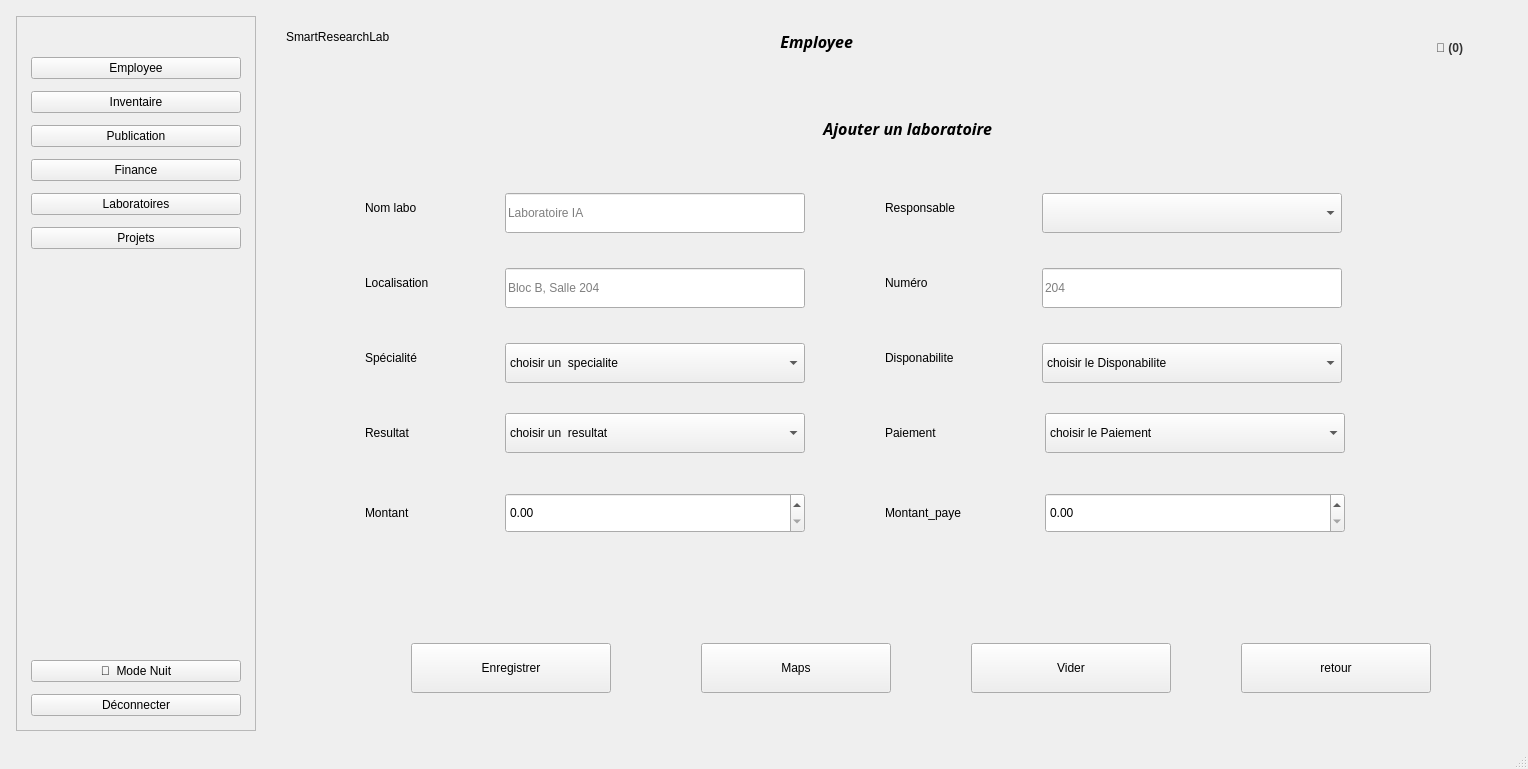
The window that SmartResearchPublicationManagementt/mainwindow.ui (Esprit-UP-Algo/projetcpp2526-s2-2a12-smart-research-publication-management) describes before a commit, drawn with Qt 5.
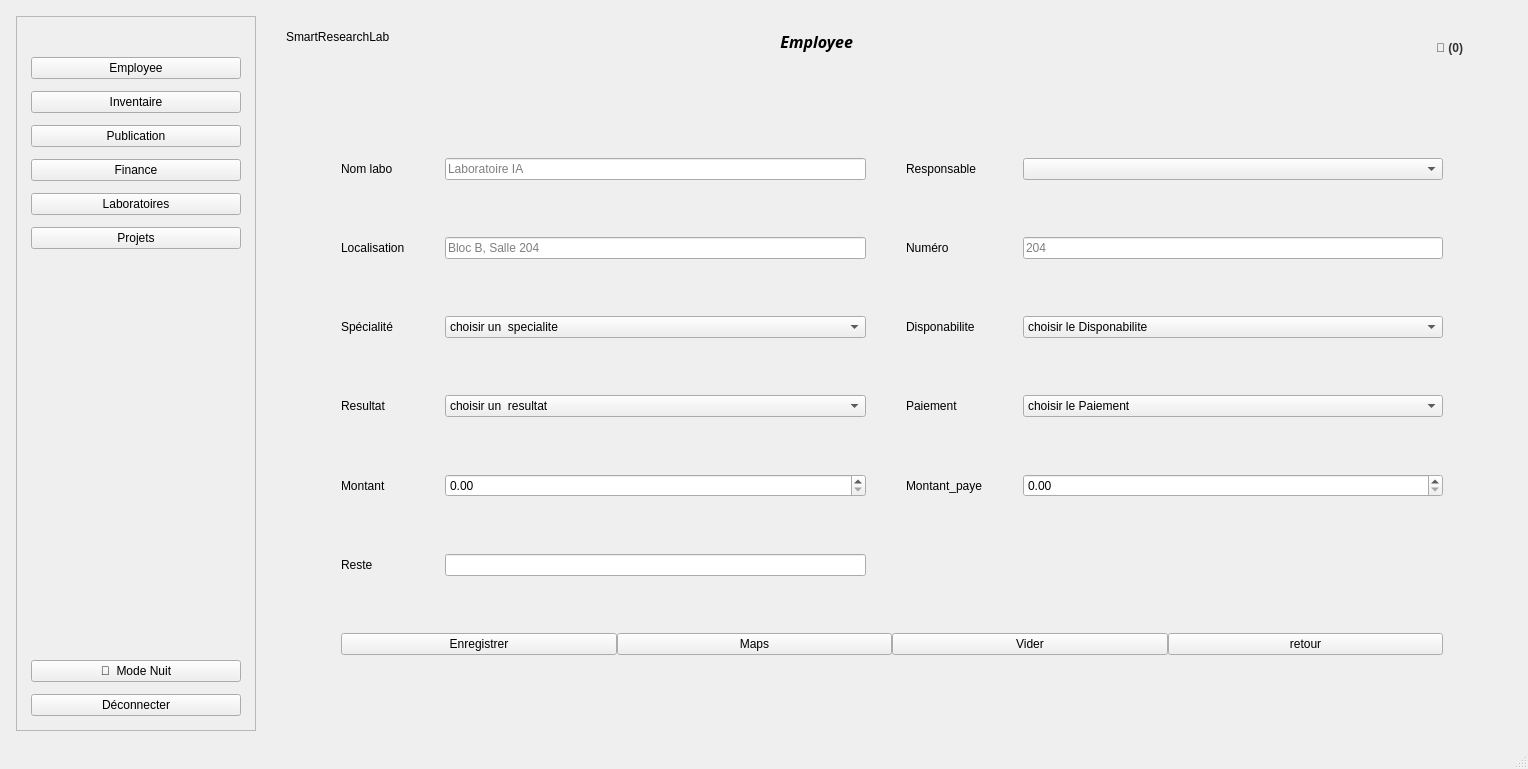
The same window after the commit. The open tabs and pages were chosen to show the change.

```diff
--- a/SmartResearchPublicationManagementt/mainwindow.ui
+++ b/SmartResearchPublicationManagementt/mainwindow.ui
@@ -5960,74 +5960,30 @@
              </widget>
             </widget>
             <widget class="QWidget" name="ajouterL">
-             <widget class="QFrame" name="PopupLabsCard_3">
-              <property name="geometry">
-               <rect>
-                <x>0</x>
-                <y>0</y>
-                <width>1211</width>
-                <height>611</height>
-               </rect>
+             <layout class="QGridLayout" name="gridLayout_ajouterL">
+              <property name="leftMargin">
+               <number>60</number>
               </property>
-              <property name="minimumSize">
-               <size>
-                <width>760</width>
-                <height>0</height>
-               </size>
+              <property name="topMargin">
+               <number>28</number>
               </property>
-              <property name="frameShape">
-               <enum>QFrame::Shape::NoFrame</enum>
+              <property name="rightMargin">
+               <number>60</number>
               </property>
-              <widget class="QFrame" name="PopupLabsForm_3">
-               <property name="geometry">
-                <rect>
-                 <x>84</x>
-                 <y>50</y>
-                 <width>1041</width>
-                 <height>471</height>
-                </rect>
-               </property>
-               <property name="frameShape">
-                <enum>QFrame::Shape::NoFrame</enum>
-               </property>
-               <widget class="QLineEdit" name="LabLocation_3">
-                <property name="geometry">
-                 <rect>
-                  <x>140</x>
-                  <y>125</y>
-                  <width>300</width>
-                  <height>40</height>
-                 </rect>
-                </property>
-                <property name="placeholderText">
-                 <string>Bloc B, Salle 204</string>
-                </property>
-               </widget>
-               <widget class="QComboBox" name="LabResponsible_3">
-                <property name="geometry">
-                 <rect>
-                  <x>677</x>
-                  <y>50</y>
-                  <width>300</width>
-                  <height>40</height>
-                 </rect>
-                </property>
-                <property name="placeholderText">
-                 <string>Nom responsable</string>
-                </property>
-               </widget>
-               <widget class="QComboBox" name="LabSpec_3">
-                <property name="geometry">
-                 <rect>
-                  <x>140</x>
-                  <y>200</y>
-                  <width>300</width>
-                  <height>40</height>
-                 </rect>
-                </property>
+              <property name="bottomMargin">
+               <number>28</number>
+              </property>
+              <property name="horizontalSpacing">
+               <number>40</number>
+              </property>
+              <property name="verticalSpacing">
+               <number>20</number>
+              </property>
+              <item row="2" column="3">
+               <widget class="QComboBox" name="LabCap_3">
                 <item>
                  <property name="text">
-                  <string>choisir un  specialite</string>
+                  <string>choisir le Disponabilite</string>
                  </property>
                 </item>
                 <item>
@@ -6041,173 +5997,173 @@
                  </property>
                 </item>
                </widget>
+              </item>
+              <item row="2" column="2">
                <widget class="QLabel" name="LblLabCap_3">
-                <property name="geometry">
-                 <rect>
-                  <x>520</x>
-                  <y>200</y>
-                  <width>150</width>
-                  <height>30</height>
-                 </rect>
-                </property>
                 <property name="text">
                  <string>Disponabilite</string>
                 </property>
                </widget>
-               <widget class="QLabel" name="LblLabLoc_3">
-                <property name="geometry">
-                 <rect>
-                  <x>0</x>
-                  <y>125</y>
-                  <width>150</width>
-                  <height>30</height>
-                 </rect>
-                </property>
+              </item>
+              <item row="6" column="0" colspan="4">
+               <layout class="QHBoxLayout">
+                <item>
+                 <widget class="QPushButton" name="BtnPopupSaveLabs_3">
+                  <property name="text">
+                   <string>Enregistrer</string>
+                  </property>
+                  <property name="property" stdset="0">
+                   <string>primary</string>
+                  </property>
+                 </widget>
+                </item>
+                <item>
+                 <widget class="QPushButton" name="btnAjouterPub_5">
                 <property name="text">
-                 <string>Localisation</string>
-                </property>
-               </widget>
+                   <string>Maps</string>
+                  </property>
+                 </widget>
+                </item>
+                <item>
+                 <widget class="QPushButton" name="BtnPopupResetLabs_3">
+                  <property name="text">
+                   <string>Vider</string>
+                  </property>
+                  <property name="property" stdset="0">
+                   <string>ghost</string>
+                  </property>
+                 </widget>
+                </item>
+                <item>
+                 <widget class="QPushButton" name="retour_stat_8">
+                  <property name="text">
+                   <string>retour</string>
+                  </property>
+                 </widget>
+                </item>
+               </layout>
+              </item>
+              <item row="5" column="0">
+               <widget class="QLabel" name="label_21">
+                <property name="text">
+                 <string>Reste</string>
+                </property>
+               </widget>
+              </item>
+              <item row="4" column="3">
+               <widget class="QDoubleSpinBox" name="LabMontantPaye_3"/>
+              </item>
+              <item row="0" column="1">
+               <widget class="QLineEdit" name="LabName_3">
+                <property name="placeholderText">
+                 <string>Laboratoire IA</string>
+                </property>
+               </widget>
+              </item>
+              <item row="0" column="0">
                <widget class="QLabel" name="LblLabName_3">
-                <property name="geometry">
-                 <rect>
-                  <x>0</x>
-                  <y>50</y>
-                  <width>150</width>
-                  <height>30</height>
-                 </rect>
-                </property>
                 <property name="text">
                  <string>Nom labo</string>
                 </property>
                </widget>
+              </item>
+              <item row="1" column="1">
+               <widget class="QLineEdit" name="LabLocation_3">
+                <property name="placeholderText">
+                 <string>Bloc B, Salle 204</string>
+                </property>
+               </widget>
+              </item>
+              <item row="0" column="3">
+               <widget class="QComboBox" name="LabResponsible_3">
+                <property name="placeholderText">
+                 <string>Nom responsable</string>
+                </property>
+               </widget>
+              </item>
+              <item row="3" column="3">
+               <widget class="QComboBox" name="LabCap_4">
+                <item>
+                 <property name="text">
+                  <string>choisir le Paiement</string>
+                 </property>
+                </item>
+                <item>
+                 <property name="text">
+                  <string>payer</string>
+                 </property>
+                </item>
+                <item>
+                 <property name="text">
+                  <string>non payer</string>
+                 </property>
+                </item>
+               </widget>
+              </item>
+              <item row="4" column="1">
+               <widget class="QDoubleSpinBox" name="LabMontant_3"/>
+              </item>
+              <item row="5" column="1">
+               <widget class="QLineEdit" name="LabReste_3">
+                <property name="readOnly">
+                 <bool>true</bool>
+                </property>
+               </widget>
+              </item>
+              <item row="3" column="2">
+               <widget class="QLabel" name="LblLabSpec_13">
+                <property name="text">
+                 <string>Paiement</string>
+                </property>
+               </widget>
+              </item>
+              <item row="2" column="0">
+               <widget class="QLabel" name="LblLabSpec_3">
+                <property name="text">
+                 <string>Spécialité</string>
+                </property>
+               </widget>
+              </item>
+              <item row="1" column="2">
                <widget class="QLabel" name="LblLabNum_3">
-                <property name="geometry">
-                 <rect>
-                  <x>520</x>
-                  <y>125</y>
-                  <width>150</width>
-                  <height>30</height>
-                 </rect>
-                </property>
                 <property name="text">
                  <string>Numéro</string>
                 </property>
                </widget>
-               <widget class="QLineEdit" name="LabName_3">
-                <property name="geometry">
-                 <rect>
-                  <x>140</x>
-                  <y>50</y>
-                  <width>300</width>
-                  <height>40</height>
-                 </rect>
-                </property>
-                <property name="placeholderText">
-                 <string>Laboratoire IA</string>
-                </property>
-               </widget>
-               <widget class="QLineEdit" name="LabNumber_3">
-                <property name="geometry">
-                 <rect>
-                  <x>677</x>
-                  <y>125</y>
-                  <width>300</width>
-                  <height>40</height>
-                 </rect>
-                </property>
-                <property name="placeholderText">
-                 <string>204</string>
-                </property>
-               </widget>
+              </item>
+              <item row="0" column="2">
                <widget class="QLabel" name="LblLabResp_3">
-                <property name="geometry">
-                 <rect>
-                  <x>520</x>
-                  <y>50</y>
-                  <width>150</width>
-                  <height>30</height>
-                 </rect>
-                </property>
                 <property name="text">
                  <string>Responsable</string>
                 </property>
                </widget>
-               <widget class="QLabel" name="LblLabSpec_3">
-                <property name="geometry">
-                 <rect>
-                  <x>0</x>
-                  <y>200</y>
-                  <width>150</width>
-                  <height>30</height>
-                 </rect>
-                </property>
+              </item>
+              <item row="1" column="0">
+               <widget class="QLabel" name="LblLabLoc_3">
                 <property name="text">
-                 <string>Spécialité</string>
+                 <string>Localisation</string>
                 </property>
                </widget>
-               <widget class="QComboBox" name="LabCap_3">
-                <property name="geometry">
-                 <rect>
-                  <x>677</x>
-                  <y>200</y>
-                  <width>300</width>
-                  <height>40</height>
-                 </rect>
-                </property>
-                <item>
-                 <property name="text">
-                  <string>choisir le Disponabilite</string>
-                 </property>
-                </item>
-                <item>
+              </item>
+              <item row="4" column="0">
+               <widget class="QLabel" name="label_20">
                  <property name="text">
-                  <string>Disponible</string>
-                 </property>
-                </item>
-                <item>
-                 <property name="text">
-                  <string>Occupe</string>
-                 </property>
-                </item>
+                 <string>Montant</string>
+                </property>
                </widget>
+              </item>
+              <item row="3" column="0">
                <widget class="QLabel" name="LblLabSpec_12">
-                <property name="geometry">
-                 <rect>
-                  <x>0</x>
-                  <y>275</y>
-                  <width>150</width>
-                  <height>30</height>
-                 </rect>
-                </property>
                 <property name="text">
                  <string>Resultat</string>
                 </property>
                </widget>
-               <widget class="QLabel" name="LblLabSpec_13">
-                <property name="geometry">
-                 <rect>
-                  <x>520</x>
-                  <y>275</y>
-                  <width>150</width>
-                  <height>30</height>
-                 </rect>
-                </property>
-                <property name="text">
-                 <string>Paiement</string>
-                </property>
-               </widget>
-               <widget class="QComboBox" name="LabCap_4">
-                <property name="geometry">
-                 <rect>
-                  <x>680</x>
-                  <y>270</y>
-                  <width>300</width>
-                  <height>40</height>
-                 </rect>
-                </property>
+              </item>
+              <item row="2" column="1">
+               <widget class="QComboBox" name="LabSpec_3">
                 <item>
                  <property name="text">
-                  <string>choisir le Paiement</string>
+                  <string>choisir un  specialite</string>
                  </property>
                 </item>
                 <item>
@@ -6221,189 +6177,46 @@
                  </property>
                 </item>
                </widget>
-               <widget class="QComboBox" name="LabSpec_4">
-                <property name="geometry">
-                 <rect>
-                  <x>140</x>
-                  <y>270</y>
-                  <width>300</width>
-                  <height>40</height>
-                 </rect>
-                </property>
-                <item>
-                 <property name="text">
-                  <string>choisir un  resultat</string>
-                 </property>
-                </item>
-                <item>
-                 <property name="text">
-                  <string>En exécution</string>
-                 </property>
-                </item>
-                <item>
-                 <property name="text">
-                  <string>En attente</string>
-                 </property>
-                </item>
-                <item>
-                 <property name="text">
-                  <string>Prêt</string>
-                 </property>
-                </item>
+              </item>
+              <item row="1" column="3">
+               <widget class="QLineEdit" name="LabNumber_3">
+                <property name="placeholderText">
+                 <string>204</string>
+                </property>
                </widget>
+              </item>
+              <item row="4" column="2">
                <widget class="QLabel" name="label_19">
-                <property name="geometry">
-                 <rect>
-                  <x>520</x>
-                  <y>350</y>
-                  <width>130</width>
-                  <height>40</height>
-                 </rect>
-                </property>
                 <property name="text">
                  <string>Montant_paye</string>
                 </property>
                </widget>
-               <widget class="QLabel" name="label_20">
-                <property name="geometry">
-                 <rect>
-                  <x>0</x>
-                  <y>350</y>
-                  <width>130</width>
-                  <height>40</height>
-                 </rect>
-                </property>
+              </item>
+              <item row="3" column="1">
+               <widget class="QComboBox" name="LabSpec_4">
+                <item>
                 <property name="text">
-                 <string>Montant</string>
-                </property>
-               </widget>
-               <widget class="QLabel" name="label_21">
-                <property name="geometry">
-                 <rect>
-                  <x>0</x>
-                  <y>1000</y>
-                  <width>130</width>
-                  <height>40</height>
-                 </rect>
-                </property>
+                  <string>choisir un  resultat</string>
+                 </property>
+                </item>
+                <item>
                 <property name="text">
-                 <string>Reste</string>
-                </property>
-               </widget>
-               <widget class="QDoubleSpinBox" name="LabMontant_3">
-                <property name="geometry">
-                 <rect>
-                  <x>140</x>
-                  <y>350</y>
-                  <width>300</width>
-                  <height>40</height>
-                 </rect>
-                </property>
-               </widget>
-               <widget class="QLineEdit" name="LabReste_3">
-                <property name="geometry">
-                 <rect>
-                  <x>140</x>
-                  <y>1000</y>
-                  <width>300</width>
-                  <height>40</height>
-                 </rect>
-                </property>
-               </widget>
-               <widget class="QDoubleSpinBox" name="LabMontantPaye_3">
-                <property name="geometry">
-                 <rect>
-                  <x>680</x>
-                  <y>350</y>
-                  <width>300</width>
-                  <height>40</height>
-                 </rect>
-                </property>
-               </widget>
-              </widget>
-              <widget class="QPushButton" name="BtnPopupSaveLabs_3">
-               <property name="geometry">
-                <rect>
-                 <x>130</x>
-                 <y>550</y>
-                 <width>200</width>
-                 <height>50</height>
-                </rect>
-               </property>
+                  <string>En exécution</string>
+                 </property>
+                </item>
+                <item>
                <property name="text">
-                <string>Enregistrer</string>
-               </property>
-               <property name="property" stdset="0">
-                <string>primary</string>
-               </property>
-              </widget>
-              <widget class="QPushButton" name="BtnPopupResetLabs_3">
-               <property name="geometry">
-                <rect>
-                 <x>690</x>
-                 <y>550</y>
-                 <width>200</width>
-                 <height>50</height>
-                </rect>
-               </property>
+                  <string>En attente</string>
+                 </property>
+                </item>
+                <item>
                <property name="text">
-                <string>Vider</string>
-               </property>
-               <property name="property" stdset="0">
-                <string>ghost</string>
-               </property>
-              </widget>
-              <widget class="QPushButton" name="btnAjouterPub_5">
-               <property name="geometry">
-                <rect>
-                 <x>420</x>
-                 <y>550</y>
-                 <width>190</width>
-                 <height>50</height>
-                </rect>
-               </property>
-               <property name="text">
-                <string>Maps</string>
-               </property>
-              </widget>
-              <widget class="QPushButton" name="retour_stat_8">
-               <property name="geometry">
-                <rect>
-                 <x>960</x>
-                 <y>550</y>
-                 <width>190</width>
-                 <height>50</height>
-                </rect>
-               </property>
-               <property name="text">
-                <string>retour</string>
-               </property>
-              </widget>
-              <widget class="QLabel" name="lblPageTitle_3">
-               <property name="geometry">
-                <rect>
-                 <x>460</x>
-                 <y>10</y>
-                 <width>251</width>
-                 <height>51</height>
-                </rect>
-               </property>
-               <property name="font">
-                <font>
-                 <family>Vivaldi</family>
-                 <pointsize>12</pointsize>
-                 <italic>true</italic>
-                 <bold>true</bold>
-                </font>
-               </property>
-               <property name="text">
-                <string>Ajouter un laboratoire</string>
-               </property>
-               <property name="alignment">
-                <set>Qt::AlignmentFlag::AlignRight|Qt::AlignmentFlag::AlignTrailing|Qt::AlignmentFlag::AlignVCenter</set>
-               </property>
-              </widget>
-             </widget>
+                  <string>Prêt</string>
+                 </property>
+                </item>
+               </widget>
+              </item>
+             </layout>
             </widget>
             <widget class="QWidget" name="statL">
              <widget class="QPushButton" name="retour_stat_2">
```
Left out of the diff: 1030 changed lines with no effect on the pictures. Lines whose indentation alone changed are shown as unchanged.
